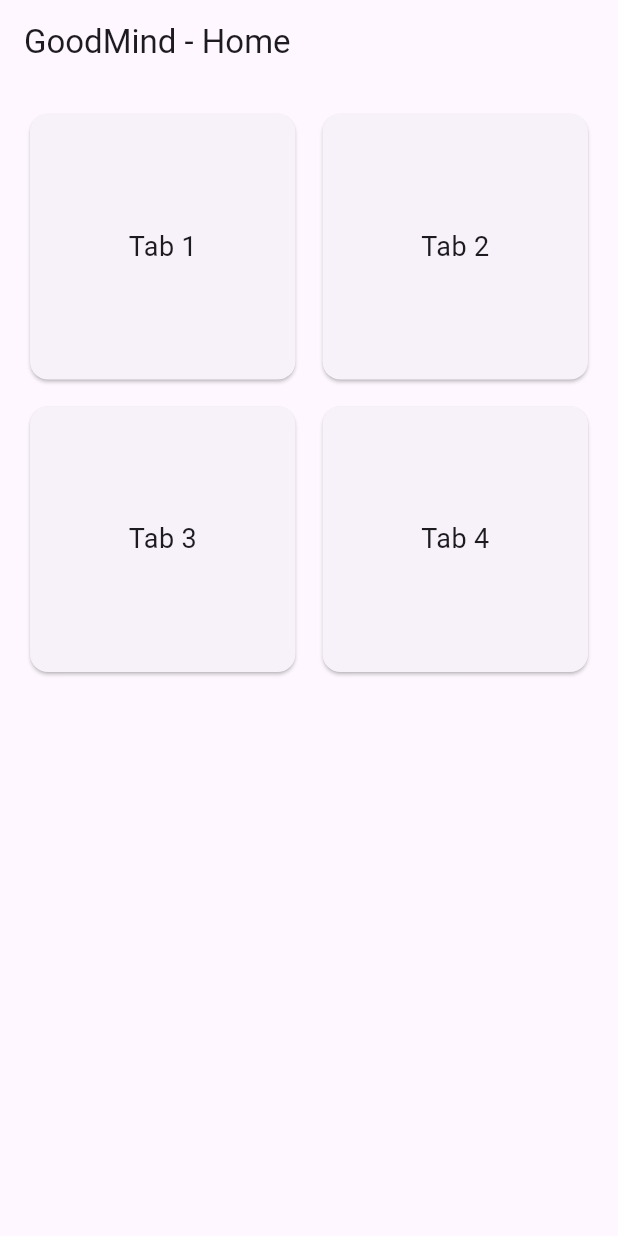
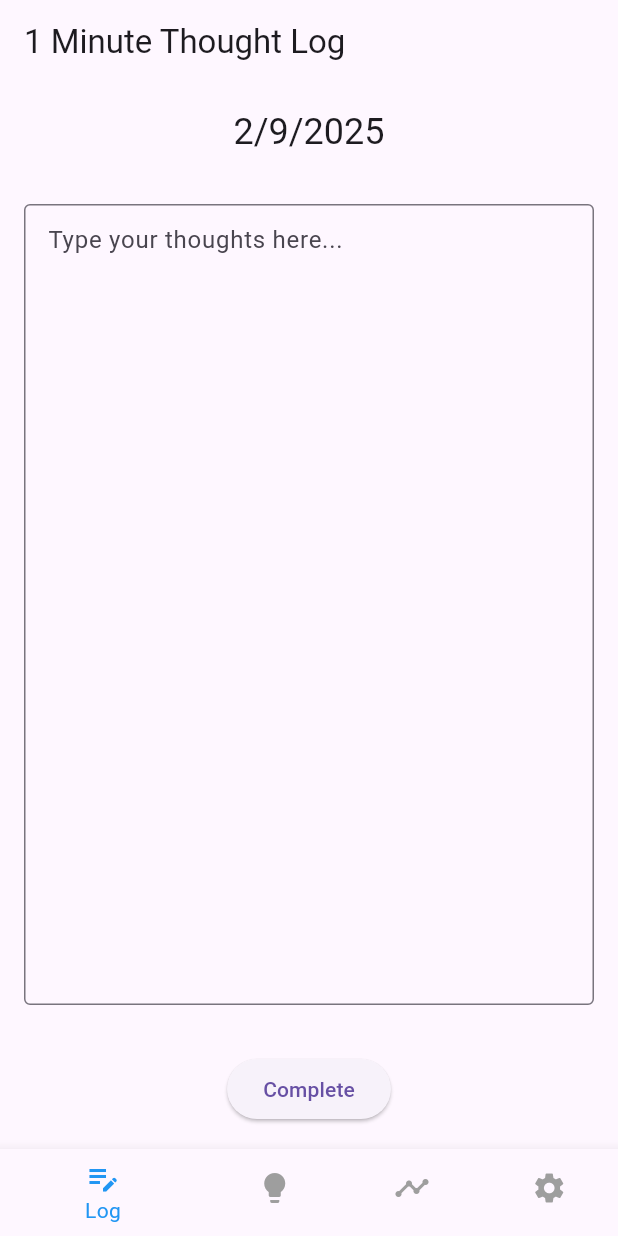
Before and after one commit to WillGasser/FlutterApp, a Flutter app: the screen it shows after launch, after a tap on "Continue as Guest", on a phone screen of 412 x 824 dp. Run offline on Flutter 3.47's test engine with Material 3 defaults, Android fonts, the phone set to English and light mode, and no system bars; our stand-ins replace cloud_firestore, firebase_auth, firebase_core; accounts and stored records are empty.

Commit message:
thought log

```diff
--- /dev/null
+++ b/health_app/lib/home_page.dart
@@ -0,0 +1,61 @@
+import 'package:flutter/material.dart';
+import 'screens/CBT_Training.dart';      // Provides ActivityPage widget
+import './screens/my_journey_screen.dart';    // Provides MyJourneyPage widget
+import './screens/settings_screen.dart';
+import './screens/thought_log.dart' ;
+
+class HomePage extends StatefulWidget {
+  const HomePage({Key? key}) : super(key: key);
+
+  @override
+  State<HomePage> createState() => _HomePageState();
+}
+
+class _HomePageState extends State<HomePage> {
+  // Index for the currently selected tab
+  int _currentIndex = 0;
+
+  // List of pages to display for each tab
+  final List<Widget> _pages = const [
+    ThoughtLogScreen(),
+    CBTScreen(),
+    MyJourneyScreen(),
+    SettingsScreen(),
+  ];
+
+  @override
+  Widget build(BuildContext context) {
+    return Scaffold(
+      // Display the page corresponding to the selected tab
+      body: _pages[_currentIndex],
+      bottomNavigationBar: BottomNavigationBar(
+        selectedItemColor: Colors.blue, // Color when tab is selected
+        unselectedItemColor: Colors.grey, // Color when tab is not selected
+        backgroundColor: Colors.white,
+        items: const [
+          BottomNavigationBarItem(
+            icon: Icon(Icons.edit_note),
+            label: 'Log',
+          ),
+          BottomNavigationBarItem(
+            icon: Icon(Icons.lightbulb),
+            label: 'CBT',
+          ),
+          BottomNavigationBarItem(
+            icon: Icon(Icons.timeline),
+            label: 'My Journey',
+          ),
+          BottomNavigationBarItem(
+            icon: Icon(Icons.settings),
+            label: 'Settings',
+          ),
+        ],
+        onTap: (int index) {
+          setState(() {
+            _currentIndex = index;
+          });
+        },
+      ),
+    );
+  }
+}
--- a/health_app/lib/main.dart
+++ b/health_app/lib/main.dart
@@ -4,10 +4,9 @@ import 'package:firebase_auth/firebase_auth.dart';
 import 'package:health_app/services/auth.dart';
 import './firebase_options.dart';
 import './screens/login_screen.dart';
-import './screens/my_journey_screen.dart';
-import './screens/settings_screen.dart';
-import './screens/home_screen.dart';
-Future<void>  main() async{
+import './home_page.dart'; // Updated import to our new home page
+
+Future<void> main() async {
   WidgetsFlutterBinding.ensureInitialized();
   await Firebase.initializeApp(
     options: DefaultFirebaseOptions.currentPlatform,
@@ -25,64 +24,28 @@ class GoodMindApp extends StatelessWidget {
       theme: ThemeData(
         primarySwatch: Colors.blue,
       ),
-      home: const AuthWrapper(), // Show Login or MainScreen based on auth
+      home: const AuthWrapper(), // Show LoginScreen or HomePage based on auth
     );
   }
 }
 
 class AuthWrapper extends StatelessWidget {
-  const AuthWrapper({super.key});
+  const AuthWrapper({Key? key}) : super(key: key);
 
   @override
   Widget build(BuildContext context) {
-    final authService = MyAuthService(); // Correct instantiation
-
     return StreamBuilder<User?>(
-      stream: authService.userStream,
+      stream: FirebaseAuth.instance.authStateChanges(),
       builder: (context, snapshot) {
-        if (snapshot.connectionState == ConnectionState.active) {
-          final user = snapshot.data;
-          return user == null ? const LoginScreen() : const HomeScreen();
-        } else {
+        if (snapshot.connectionState == ConnectionState.waiting) {
           return const Scaffold(
             body: Center(child: CircularProgressIndicator()),
           );
         }
+
+        final user = snapshot.data;
+        return user == null ? const LoginScreen() : const HomePage();
       },
     );
   }
 }
-
-class MainScreen extends StatefulWidget {
-  const MainScreen({Key? key}) : super(key: key);
-
-  @override
-  State<MainScreen> createState() => _MainScreenState();
-}
-
-class _MainScreenState extends State<MainScreen> {
-  int _currentIndex = 0;
-  final List<Widget> _pages = const [
-    HomeScreen(),
-    MyJourneyPage(),
-    SettingsPage(),
-  ];
-
-  @override
-  Widget build(BuildContext context) {
-    return Scaffold(
-      body: _pages[_currentIndex],
-      bottomNavigationBar: BottomNavigationBar(
-        currentIndex: _currentIndex,
-        items: const [
-          BottomNavigationBarItem(icon: Icon(Icons.home), label: 'Home'),
-          BottomNavigationBarItem(icon: Icon(Icons.timeline), label: 'My Journey'),
-          BottomNavigationBarItem(icon: Icon(Icons.settings), label: 'Settings'),
-        ],
-        onTap: (index) => setState(() {
-          _currentIndex = index;
-        }),
-      ),
-    );
-  }
-}
--- a/health_app/lib/screens/home_screen.dart
+++ /dev/null
@@ -1,45 +0,0 @@
-import 'package:flutter/material.dart';
-
-class HomeScreen extends StatelessWidget {
-  const HomeScreen({Key? key}) : super(key: key);
-
-  // Build a card for each tab
-  Widget _buildTabCard(String title) {
-    return Card(
-      child: InkWell(
-        onTap: () {
-          // TODO: Implement tab action if needed
-        },
-        child: Center(
-          child: Text(
-            title,
-           style: const TextStyle(fontSize: 18),
-          ),
-        ),
-      ),
-    );
-  }
-
-  @override
-  Widget build(BuildContext context) {
-    return Scaffold(
-      appBar: AppBar(
-        title: const Text('GoodMind - Home'),
-      ),
-      body: Padding(
-        padding: const EdgeInsets.all(16.0),
-        child: GridView.count(
-          crossAxisCount: 2,
-          crossAxisSpacing: 10,
-          mainAxisSpacing: 10,
-          children: [
-            _buildTabCard('Tab 1'),
-            _buildTabCard('Tab 2'),
-            _buildTabCard('Tab 3'),
-            _buildTabCard('Tab 4'),
-          ],
-        ),
-      ),
-    );
-  }
-}
--- a/health_app/lib/screens/login_screen.dart
+++ b/health_app/lib/screens/login_screen.dart
@@ -1,6 +1,6 @@
 import 'package:flutter/material.dart';
 import 'package:health_app/services/auth.dart';
-import 'home_screen.dart';
+import '../home_page.dart';
 import 'create_account_screen.dart';
 import 'forgot_password_screen.dart';
 
@@ -44,7 +44,7 @@ class _LoginScreenState extends State<LoginScreen> {
         // If sign in is successful, navigate to the HomeScreen.
         Navigator.pushReplacement(
           context,
-          MaterialPageRoute(builder: (context) => const HomeScreen()),
+          MaterialPageRoute(builder: (context) => const HomePage()),
         );
       } else {
         // If user is null, sign in failed.
@@ -60,7 +60,7 @@ class _LoginScreenState extends State<LoginScreen> {
   void _handleGuestLogin() {
     Navigator.pushReplacement(
       context,
-      MaterialPageRoute(builder: (context) => const HomeScreen()),
+      MaterialPageRoute(builder: (context) => const HomePage()),
     );
   }
 
--- /dev/null
+++ b/health_app/lib/screens/thought_log.dart
@@ -0,0 +1,189 @@
+import 'package:flutter/material.dart';
+import 'dart:async';
+import 'package:cloud_firestore/cloud_firestore.dart';
+import 'package:firebase_auth/firebase_auth.dart';
+
+/// This screen implements a 1-minute thought log where the timer starts on
+/// the first keystroke. When the user taps "Complete", the log is submitted
+/// and the text field is reset.
+class ThoughtLogScreen extends StatefulWidget {
+  const ThoughtLogScreen({Key? key}) : super(key: key);
+
+  @override
+  State<ThoughtLogScreen> createState() => _ThoughtLogScreenState();
+}
+
+class _ThoughtLogScreenState extends State<ThoughtLogScreen> {
+  // Whether the timer has started.
+  bool _isStarted = false;
+  // Whether the timer has completed (i.e. reached 0 seconds).
+  bool _isCompleted = false;
+  // Seconds remaining for the countdown.
+  int _timeRemaining = 60;
+  Timer? _timer;
+
+  // Controller for the text field.
+  final TextEditingController _textController = TextEditingController();
+
+  /// Returns the current date in MM/DD/YYYY format.
+  String get _formattedDate {
+    final now = DateTime.now();
+    return "${now.month}/${now.day}/${now.year}";
+  }
+
+  /// Convenience getter to check if the user is a guest.
+  /// (i.e. not logged in)
+  bool get _isGuest => FirebaseAuth.instance.currentUser == null;
+
+  /// Starts the 60-second timer.
+  void _startTimer() {
+    setState(() {
+      _isStarted = true;
+      _isCompleted = false;
+      _timeRemaining = 60;
+    });
+
+    _timer = Timer.periodic(const Duration(seconds: 1), (timer) {
+      if (_timeRemaining > 0) {
+        setState(() {
+          _timeRemaining--;
+        });
+      } else {
+        // Once the timer hits 0, mark it as completed and cancel the timer.
+        setState(() {
+          _isCompleted = true;
+        });
+        _timer?.cancel();
+      }
+    });
+  }
+
+Future<void> _finishLog() async {
+  _timer?.cancel();
+  setState(() {
+    _isCompleted = true;
+  });
+
+  final user = FirebaseAuth.instance.currentUser;
+
+  if (user == null) {
+    ScaffoldMessenger.of(context).showSnackBar(
+      const SnackBar(content: Text("Login to save your log.")),
+    );
+    return;
+  }
+
+  String userId = user.uid;
+
+  // Reference to user's thought_logs subcollection
+  CollectionReference logsRef = FirebaseFirestore.instance
+      .collection('users')
+      .doc(userId)
+      .collection('thought_logs');
+
+  try {
+    await logsRef.add({
+      'userId': userId, // Ensure logs are linked to the specific user
+      'timestamp': FieldValue.serverTimestamp(),
+      'logText': _textController.text.trim(),
+    });
+
+    ScaffoldMessenger.of(context).showSnackBar(
+      const SnackBar(content: Text("Thought log saved.")),
+    );
+  } catch (e) {
+    ScaffoldMessenger.of(context).showSnackBar(
+      SnackBar(content: Text("Error saving log: ${e.toString()}")),
+    );
+  }
+
+  setState(() {
+    _textController.clear();
+    _isStarted = false;
+    _isCompleted = false;
+    _timeRemaining = 60;
+  });
+}
+
+
+  @override
+  void dispose() {
+    _timer?.cancel();
+    _textController.dispose();
+    super.dispose();
+  }
+
+  @override
+  Widget build(BuildContext context) {
+    return Scaffold(
+      appBar: AppBar(
+        title: const Text("1 Minute Thought Log"),
+      ),
+      body: SafeArea(
+        child: Padding(
+          padding: const EdgeInsets.all(16.0),
+          child: Column(
+            children: [
+              // Display the current date at the top.
+              Text(
+                _formattedDate,
+                style: Theme.of(context).textTheme.headlineSmall,
+              ),
+              const SizedBox(height: 16),
+              // Show the countdown timer if it has started.
+              if (_isStarted)
+                Text(
+                  "Time Remaining: $_timeRemaining seconds",
+                  style: Theme.of(context).textTheme.headlineMedium,
+                ),
+              const SizedBox(height: 16),
+              // Text field for entering the thought log.
+              // The timer is triggered by the first keystroke.
+              Expanded(
+                child: TextField(
+                  controller: _textController,
+                  maxLines: null, // Allows for a paragraph of text.
+                  expands: true,  // Fills available space.
+                  textAlignVertical: TextAlignVertical.top,
+                  textAlign: TextAlign.start,
+                  decoration: const InputDecoration(
+                    hintText: "Type your thoughts here...",
+                    border: OutlineInputBorder(),
+                    contentPadding: EdgeInsets.all(12),
+                  ),
+                  onChanged: (value) {
+                    if (!_isStarted && value.trim().isNotEmpty) {
+                      _startTimer();
+                    }
+                  },
+                ),
+              ),
+              const SizedBox(height: 16),
+              // When the timer completes, display a "Log Complete" banner.
+              if (_isCompleted)
+                Container(
+                  width: double.infinity,
+                  padding: const EdgeInsets.all(12),
+                  color: Colors.green[300],
+                  child: const Text(
+                    "Log Complete",
+                    textAlign: TextAlign.center,
+                    style: TextStyle(
+                      fontWeight: FontWeight.bold,
+                      fontSize: 18,
+                    ),
+                  ),
+                ),
+              const SizedBox(height: 16),
+              // Button for the user to finalize the log.
+              ElevatedButton(
+                onPressed: _finishLog,
+                child: const Text("Complete"),
+              ),
+            ],
+          ),
+        ),
+      ),
+    );
+  }
+}
--- a/health_app/pubspec.yaml
+++ b/health_app/pubspec.yaml
@@ -36,6 +36,7 @@ dependencies:
   cupertino_icons: ^1.0.8
   firebase_core: ^3.10.1
   firebase_auth: ^5.4.1
+  cloud_firestore: ^5.6.3
 
 dev_dependencies:
   flutter_test:
```
Also changed, not shown: health_app/lib/screens/CBT_Training.dart (added, +20 -0 lines), health_app/lib/screens/my_journey_screen.dart (+48 -12 lines), health_app/lib/screens/settings_screen.dart (+73 -6 lines), health_app/pubspec.lock, 4 other files.
